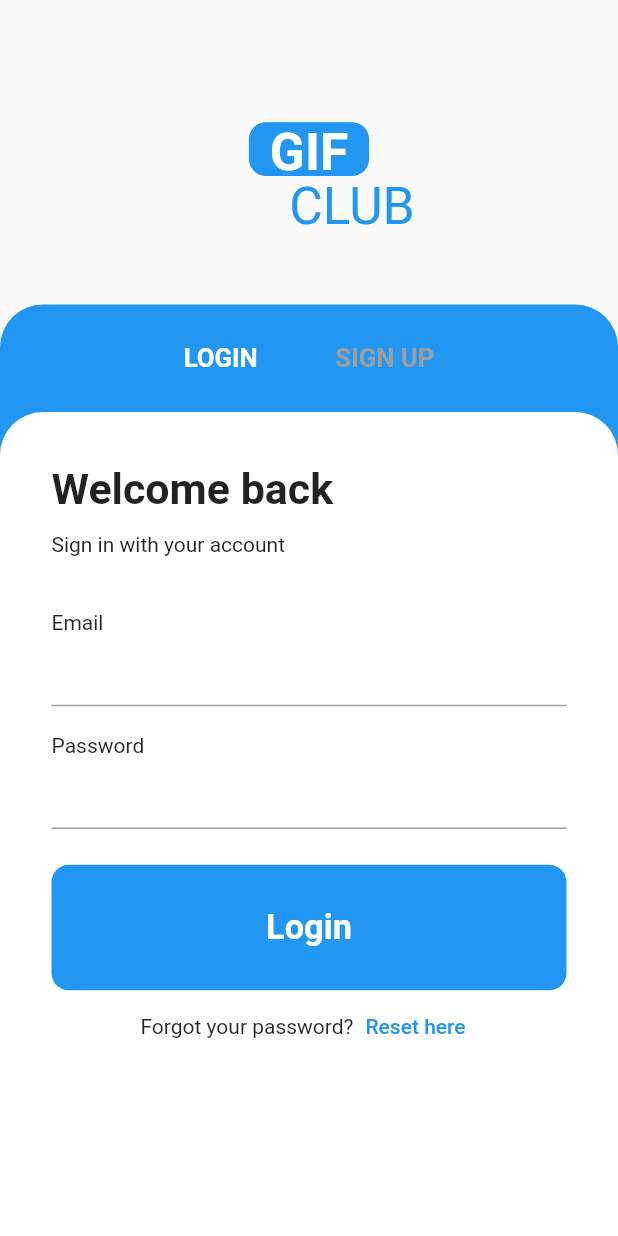
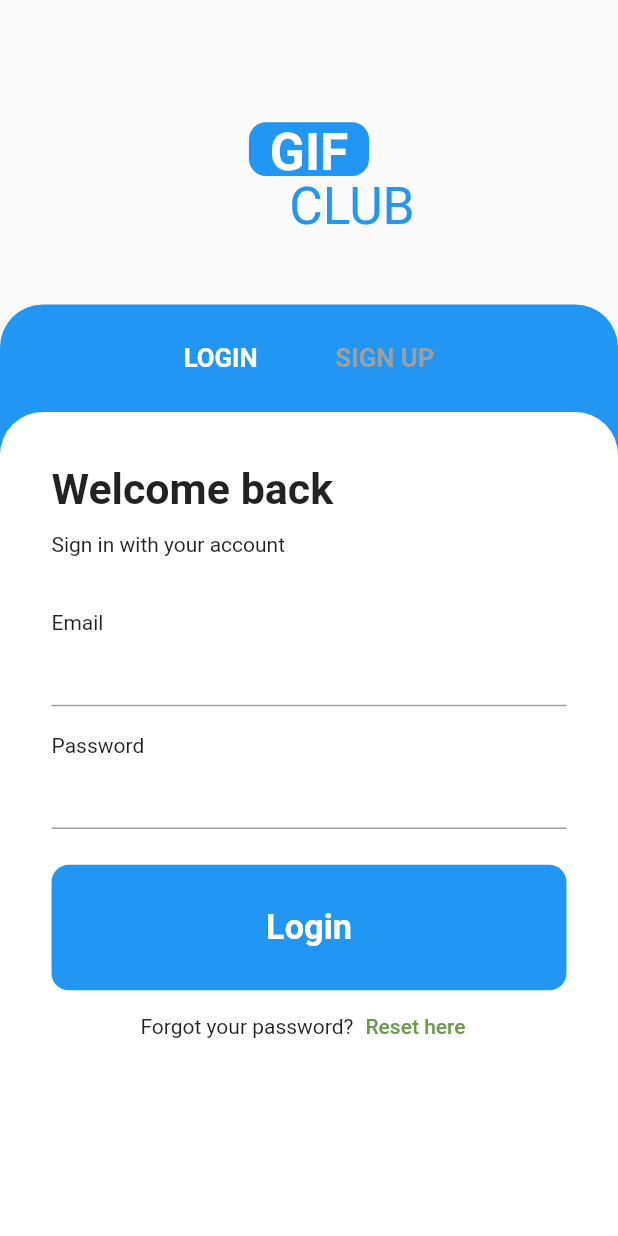
Before and after one commit to yusufmsabeh/gif_app, a Flutter app: the screen it shows after launch, on a phone screen of 412 x 824 dp. Run offline on Flutter 3.47's test engine with Material 2 defaults, Android fonts, the phone set to English and light mode, and no system bars; our stand-ins replace cloud_firestore, dio, file_picker, firebase_auth, firebase_core, firebase_storage and 3 more; missing offline and left inert: flutter_share; accounts and stored records are empty.

Commit message:
fixing colors

```diff
--- a/lib/Providers/FireStoreProvider.dart
+++ b/lib/Providers/FireStoreProvider.dart
@@ -78,6 +78,7 @@ class FireStoreProvider extends ChangeNotifier {
   }
 
   uploadGif() async {
+    changeLoadingState();
     String fileUrl = await uplaodFile();
     AppGif appGif = AppGif(
         id: '',
@@ -86,6 +87,8 @@ class FireStoreProvider extends ChangeNotifier {
         appUser: AppUserGif(avatarUrl: '', userName: appUser!.username),
         rating: 'me');
     await FireStoreHelper.instance.uploadGif(appGif, appUser!.id!);
+    changeLoadingState();
+    gifTitle.clear();
   }
 
   uplaodFile() async {
--- a/lib/Screens/Homepage.dart
+++ b/lib/Screens/Homepage.dart
@@ -90,8 +90,8 @@ class HomePage extends StatelessWidget {
                     filled: true,
                     focusedBorder: OutlineInputBorder(
                         borderRadius: BorderRadius.circular(30.r),
-                        borderSide:
-                            const BorderSide(width: 2, color: Colors.blue)),
+                        borderSide: const BorderSide(
+                            width: 2, color: Color.fromARGB(255, 188, 71, 73))),
                     enabledBorder: OutlineInputBorder(
                         borderRadius: BorderRadius.circular(30.r),
                         borderSide: const BorderSide(
--- a/lib/main.dart
+++ b/lib/main.dart
@@ -27,6 +27,19 @@ class MyApp extends StatelessWidget {
   // This widget is the root of your application.
   @override
   Widget build(BuildContext context) {
+    Map<int, Color> color = {
+      50: Color.fromRGBO(167, 201, 87, .1),
+      100: Color.fromRGBO(167, 201, 87, .2),
+      200: Color.fromRGBO(167, 201, 87, .3),
+      300: Color.fromRGBO(167, 201, 87, .4),
+      400: Color.fromRGBO(167, 201, 87, .5),
+      500: Color.fromRGBO(167, 201, 87, .6),
+      600: Color.fromRGBO(167, 201, 87, .7),
+      700: Color.fromRGBO(167, 201, 87, .8),
+      800: Color.fromRGBO(167, 201, 87, .9),
+      900: Color.fromRGBO(167, 201, 87, 1),
+    };
+    MaterialColor colorCustom = MaterialColor(0xFF6A994E, color);
     return MultiProvider(
       providers: [
         ChangeNotifierProvider<AuthProvider>(
@@ -44,7 +57,9 @@ class MyApp extends StatelessWidget {
             return MaterialApp(
               debugShowCheckedModeBanner: false,
               navigatorKey: AppRouter.navKey,
-              theme: ThemeData(primaryColorLight: Colors.red),
+              theme: ThemeData(
+                  colorScheme:
+                      ColorScheme.fromSwatch(primarySwatch: colorCustom)),
               home:
                   Provider.of<UIProvider>(context).HomePageController(context),
             );
```
Also changed, not shown: lib/Screens/DrawerScreen.dart (+13 -4 lines), lib/Screens/UploadFile.dart (+12 -3 lines).
